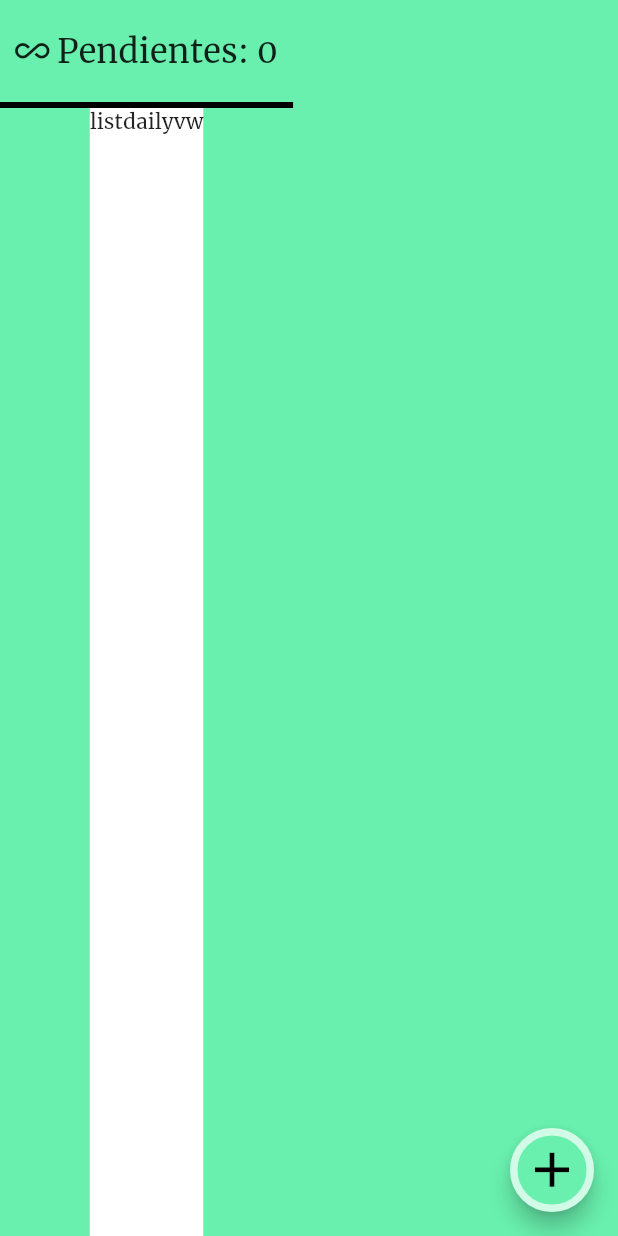
After one commit to bryancalisto/todoitico, a Flutter app: the ListTodosVw screen opened by its route, swiped to page 2, on a phone screen of 412 x 824 dp. The commit adds this screen. Run offline on Flutter 3.47's test engine with Material 2 defaults, Android fonts, the phone set to English and light mode, and no system bars; our stand-ins replace firebase_auth, firebase_core, firebase_database; accounts and stored records are empty.

```diff
--- /dev/null
+++ b/todoitico/lib/views/listTodos/ListTodosVw.dart
@@ -0,0 +1,26 @@
+import 'package:flutter/cupertino.dart';
+import 'package:flutter/material.dart';
+import 'package:todoitico/views/listTodos/ExitVw.dart';
+import 'package:todoitico/views/listTodos/listLongTermVw.dart';
+
+import 'listDailyVw.dart';
+
+class ListTodosVw extends StatelessWidget {
+  static const String route = 'ListTodosVw';
+  final PageController _controller = PageController();
+
+  @override
+  Widget build(BuildContext context) {
+    return Scaffold(
+      backgroundColor: Colors.greenAccent,
+      body: PageView(
+        controller: _controller,
+        children: [
+          ListLongTermVw(),
+          ListDailyVw(),
+          ExitVw(),
+        ],
+      ),
+    );
+  }
+}
--- /dev/null
+++ b/todoitico/lib/views/listTodos/listDailyVw.dart
@@ -0,0 +1,87 @@
+import 'package:flutter/cupertino.dart';
+import 'package:flutter/material.dart';
+import 'package:provider/provider.dart';
+import 'package:todoitico/services/theDatabaseSvc.dart';
+import 'package:todoitico/views/manageTodoVw.dart';
+import 'package:todoitico/widgets/theLoader.dart';
+import 'package:todoitico/widgets/todoList.dart';
+
+class ListDailyVw extends StatelessWidget {
+
+  @override
+  Widget build(BuildContext context) {
+    return Scaffold(
+      backgroundColor: Colors.greenAccent,
+      floatingActionButton: FloatingActionButton(
+        backgroundColor: Colors.greenAccent,
+        shape: StadiumBorder(
+          side: BorderSide(color: Colors.white70, width: 5),
+        ),
+        onPressed: () {
+          showModalBottomSheet(
+            isScrollControlled: true,
+            context: context,
+            builder: (context) => SingleChildScrollView(
+              child: Container(
+                padding: EdgeInsets.only(bottom: MediaQuery.of(context).viewInsets.bottom),
+                child: ManageTodoVw(todoType: TodoType.daily,),
+              ),
+            ),
+          );
+        },
+        child: Icon(
+          Icons.add,
+          color: Colors.black,
+          size: 39,
+        ),
+      ),
+      body: FutureBuilder(
+        future: Provider.of<BaseDatabaseService>(context).getTodoCount(true),
+        builder: (context, snapshot) {
+          if (snapshot.hasData) {
+            return Column(
+              crossAxisAlignment: CrossAxisAlignment.center,
+              children: [
+                Container(
+                  padding: EdgeInsets.only(left: 10, top: 20, right: 10, bottom: 20),
+                  child: Row(mainAxisAlignment: MainAxisAlignment.center, mainAxisSize: MainAxisSize.min, children: [
+                    Icon(
+                      Icons.all_inclusive,
+                      size: 23,
+                    ),
+                    SizedBox(width: 5),
+                    Text(
+                      'Pendientes: ${snapshot.data}',
+                      style: TextStyle(fontSize: 22),
+                    ),
+                  ]),
+                  decoration: BoxDecoration(
+                    border: Border(
+                      bottom: BorderSide(color: Colors.black, width: 4),
+                    ),
+                  ),
+                ),
+                Expanded(
+                  child: Container(
+                    decoration: BoxDecoration(
+                      color: Colors.white,
+                    ),
+                    // child: TodoList(),
+                    child: Text('listdailyvw'),
+                  ),
+                )
+              ],
+            );
+          } else if (snapshot.hasError) {
+            if (snapshot.error.toString() == "PlatformException(get-failed, Client is offline, null, null)") {
+              return Center(child: Text('Se requiere acceso a Internet'));
+            }
+            return Center(child: Text('Error listTodosVw: ${snapshot.error.toString()}'));
+          } else {
+            return Center(child: TheLoader());
+          }
+        },
+      ),
+    );
+  }
+}
--- a/todoitico/lib/views/loginVw.dart
+++ b/todoitico/lib/views/loginVw.dart
@@ -2,7 +2,8 @@ import 'package:flutter/cupertino.dart';
 import 'package:flutter/material.dart';
 import 'package:provider/provider.dart';
 import 'package:todoitico/services/authSvc.dart';
-import 'package:todoitico/views/listTodosVw.dart';
+import 'package:todoitico/views/listTodos/ListTodosVw.dart';
+import 'listTodos/listLongTermVw.dart';
 import 'package:todoitico/widgets/mainButton.dart';
 
 class LoginVw extends StatefulWidget {
--- a/todoitico/lib/views/welcomeVw.dart
+++ b/todoitico/lib/views/welcomeVw.dart
@@ -1,7 +1,8 @@
 import 'package:firebase_auth/firebase_auth.dart';
 import 'package:flutter/cupertino.dart';
 import 'package:flutter/material.dart';
-import 'package:todoitico/views/listTodosVw.dart';
+import 'package:todoitico/views/listTodos/ListTodosVw.dart';
+import 'listTodos/listLongTermVw.dart';
 import 'package:todoitico/views/loginVw.dart';
 
 class WelcomeVw extends StatelessWidget {
@@ -13,7 +14,7 @@ class WelcomeVw extends StatelessWidget {
         future: Future.delayed(Duration(seconds: 2), () {
           Navigator.pushNamedAndRemoveUntil(
               context,
-              FirebaseAuth.instance.currentUser != null ? LoginVw.route : LoginVw.route,
+              FirebaseAuth.instance.currentUser != null ? ListTodosVw.route : LoginVw.route,
               (Route<dynamic> route) => false);
         }),
         builder: (BuildContext context, snapshot) {
```
Also changed, not shown: todoitico/lib/main.dart (+23 -3 lines), todoitico/lib/services/theDatabaseSvc.dart (+86 -22 lines), todoitico/lib/views/confirmDeleteVw.dart (+5 -3 lines), todoitico/lib/views/listTodos/ExitVw.dart (added, +19 -0 lines), todoitico/lib/views/listTodos/listLongTermVw.dart (renamed from todoitico/lib/views/listTodosVw.dart, +24 -8 lines), todoitico/lib/views/manageTodoVw.dart (+8 -5 lines), todoitico/lib/widgets/todoList.dart (+27 -32 lines), todoitico/lib/widgets/todoTile.dart (+5 -3 lines), 1 other file.
